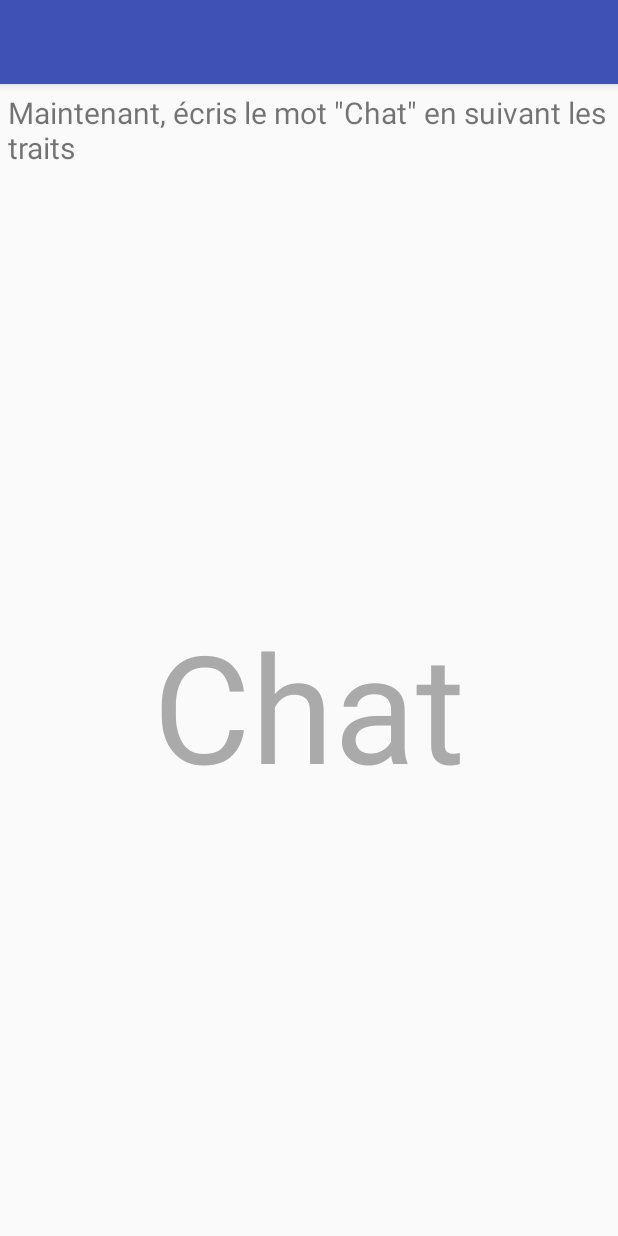
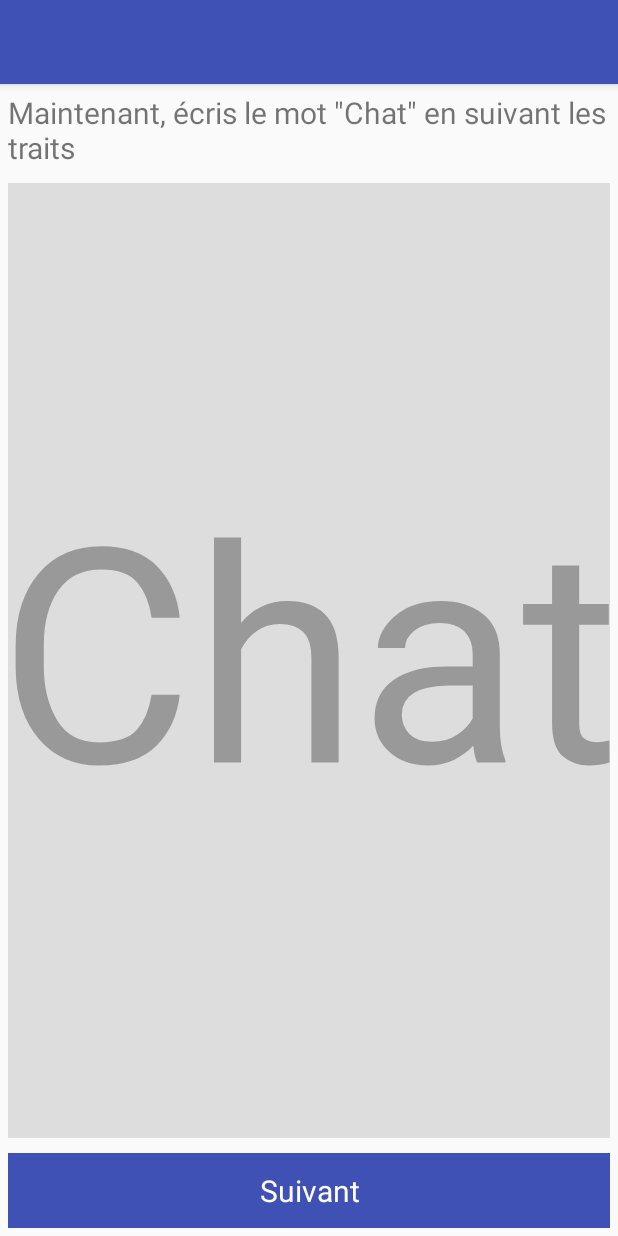
Before and after one commit to felixSabatie/LearnToDraw, an Android app: the screen it shows after launch (DrawText), after a tap on "SUIVANT", on a phone screen of 412 x 824 dp. Run offline under Robolectric (Android 15) with nearby library versions, the phone set to English and light mode, and no system bars; 1 other tap on this screen came first.

Commit message:
Drawing working

```diff
--- a/app/src/main/java/com/sabatie/felix/learntodraw/DrawText.kt
+++ b/app/src/main/java/com/sabatie/felix/learntodraw/DrawText.kt
@@ -5,9 +5,14 @@ import android.support.v7.app.AppCompatActivity
 
 class DrawText : AppCompatActivity() {
 
+    private lateinit var paintView: PaintView
+
     override fun onCreate(savedInstanceState: Bundle?) {
         super.onCreate(savedInstanceState)
         setContentView(R.layout.activity_draw_text)
+
+        paintView = findViewById(R.id.paintView)
+        paintView.stringToDisplay = intent.getStringExtra("stringToDraw")
     }
 
 }
--- a/app/src/main/java/com/sabatie/felix/learntodraw/MainActivity.kt
+++ b/app/src/main/java/com/sabatie/felix/learntodraw/MainActivity.kt
@@ -2,16 +2,14 @@ package com.sabatie.felix.learntodraw
 
 import android.content.Intent
 import android.graphics.Color
+import android.os.Bundle
 import android.support.v7.app.AppCompatActivity
-import android.os.Bundle
-import android.util.DisplayMetrics
 import android.view.View
 import android.widget.Button
 import android.widget.TextView
 
 class MainActivity : AppCompatActivity() {
     // send to bob.menelas@gmail.com
-    private lateinit var paintView: PaintView
     private lateinit var responseText: TextView
     private lateinit var nextButton: Button
 
@@ -21,11 +19,6 @@ class MainActivity : AppCompatActivity() {
         responseText = findViewById(R.id.Response)
         nextButton = findViewById(R.id.nextButton)
         nextButton.visibility = View.INVISIBLE
-
-//        paintView = findViewById(R.id.PaintView)
-//        val metrics = DisplayMetrics()
-//        windowManager.defaultDisplay.getMetrics(metrics)
-//        paintView.init(metrics)
     }
 
     fun displayFalse(view: View) {
@@ -46,6 +39,7 @@ class MainActivity : AppCompatActivity() {
 
     fun navigate(view: View) {
         val writeView = Intent(view.context, DrawText::class.java)
+        writeView.putExtra("stringToDraw", "Chat")
         startActivity(writeView)
     }
 }
--- a/app/src/main/java/com/sabatie/felix/learntodraw/PaintView.kt
+++ b/app/src/main/java/com/sabatie/felix/learntodraw/PaintView.kt
@@ -2,28 +2,39 @@ package com.sabatie.felix.learntodraw
 
 import android.content.Context
 import android.graphics.*
-import android.util.DisplayMetrics
+import android.support.v4.content.res.ResourcesCompat
+import android.util.AttributeSet
 import android.view.MotionEvent
 import android.view.View
 
-class PaintView(context: Context): View(context) {
+
+class PaintView(context: Context, attrs: AttributeSet) : View(context, attrs) {
 
     private val TOUCH_TOLERANCE = 4F
 
     private var paint = Paint()
-    val emboss = EmbossMaskFilter(floatArrayOf(1F, 1F, 1F), 0.4F, 6F, 3.5F)
-    val blur = BlurMaskFilter(8F, BlurMaskFilter.Blur.NORMAL)
-    var path = Path()
-    var currentX = 0F
-    var currentY = 0F
+    private var path = Path()
+    private var currentX = 0F
+    private var currentY = 0F
+    lateinit var stringToDisplay: String
+    private lateinit var textPaint: Paint
 
-    private lateinit var viewCanvas: Canvas
-    private lateinit var bitmap: Bitmap
-    private val bitmapPaint = Paint(Paint.DITHER_FLAG)
+    private lateinit var extraCanvas: Canvas
+    private lateinit var extraBitmap: Bitmap
+
+    // Colors
+    private val bitmapBackgroundColor = ResourcesCompat.getColor(resources, R.color.bitmapBackgroundColor, null)
+    private val drawingColor = ResourcesCompat.getColor(resources, R.color.drawingColor, null)
+    private val textToDrawColor = ResourcesCompat.getColor(resources, R.color.textToDrawColor, null)
 
     init {
+        initPaint()
+        initTextPaint()
+    }
+
+    private fun initPaint() {
         paint.style = Paint.Style.STROKE
-        paint.setARGB(255, 0, 255, 0)
+        paint.color = drawingColor
         paint.strokeWidth = 6F
         paint.strokeJoin = Paint.Join.ROUND
         paint.strokeCap = Paint.Cap.ROUND
@@ -31,39 +42,55 @@ class PaintView(context: Context): View(context) {
         paint.isDither = true
     }
 
-    fun init(metrics: DisplayMetrics) {
-        bitmap = Bitmap.createBitmap(metrics.widthPixels, metrics.heightPixels, Bitmap.Config.ARGB_8888)
-        viewCanvas = Canvas()
+    private fun initTextPaint() {
+        textPaint = Paint()
+        textPaint.color = textToDrawColor
+        textPaint.textAlign = Paint.Align.CENTER
+        textPaint.textSize = 300F
+    }
+
+    override fun onSizeChanged(w: Int, h: Int, oldw: Int, oldh: Int) {
+        super.onSizeChanged(w, h, oldw, oldh)
+
+        extraBitmap = Bitmap.createBitmap(w, h, Bitmap.Config.ARGB_8888)
+        extraCanvas = Canvas(extraBitmap)
+        extraCanvas.drawColor(bitmapBackgroundColor)
+
+        val centeredX = extraCanvas.width.toFloat() / 2
+        val centeredY = (extraCanvas.height / 2 - (textPaint.descent() + textPaint.ascent()) / 2)
+        extraCanvas.drawText(stringToDisplay, centeredX, centeredY, textPaint)
+    }
+
+    fun resetDrawing() {
     }
 
     override fun onTouchEvent(event: MotionEvent): Boolean {
-        when(event.action) {
+        when (event.action) {
             MotionEvent.ACTION_DOWN -> touchStart(event.x, event.y)
             MotionEvent.ACTION_MOVE -> touchMove(event.x, event.y)
-            MotionEvent.ACTION_UP -> touchUp(event.x, event.y)
+            MotionEvent.ACTION_UP -> touchUp()
         }
         invalidate()
         return true
     }
 
-    private fun touchUp(x: Float, y: Float) {
-        path.lineTo(x, y)
-        viewCanvas.drawPath(path, paint)
+    private fun touchUp() {
         path.reset()
     }
 
     private fun touchMove(x: Float, y: Float) {
         val dx = Math.abs(x - currentX)
         val dy = Math.abs(y - currentY)
-        if(dx > TOUCH_TOLERANCE || dy > TOUCH_TOLERANCE) {
-            path.moveTo(x, y)
+        if (dx > TOUCH_TOLERANCE || dy > TOUCH_TOLERANCE) {
+            path.quadTo(currentX, currentY, (x + currentX) / 2, (y + currentY) / 2)
             currentX = x
             currentY = y
+
+            extraCanvas.drawPath(path, paint)
         }
     }
 
     private fun touchStart(x: Float, y: Float) {
-        path.reset()
         path.moveTo(x, y)
         currentX = x
         currentY = y
@@ -71,7 +98,6 @@ class PaintView(context: Context): View(context) {
 
     override fun onDraw(canvas: Canvas) {
         canvas.drawColor(0xFFAAAAAA.toInt())
-        canvas.drawBitmap(bitmap, 0F, 0F, bitmapPaint)
-        canvas.drawPath(path, paint)
+        canvas.drawBitmap(extraBitmap, 0F, 0F, null)
     }
 }
--- a/app/src/main/res/layout/content_draw_text.xml
+++ b/app/src/main/res/layout/content_draw_text.xml
@@ -22,7 +22,7 @@
                 android:paddingBottom="10dp"
         />
 
-        <TextView
+        <!--<TextView
                 android:layout_height="0dp"
                 android:layout_width="fill_parent"
                 android:layout_weight="1"
@@ -30,9 +30,27 @@
                 android:textColor="#AAA"
                 android:textSize="100sp"
                 android:gravity="center"
-        />
+        />-->
 
+        <LinearLayout
+          android:layout_width="fill_parent"
+          android:layout_height="0dp"
+          android:layout_weight="1"
+          android:paddingBottom="10dp" >
+            <com.sabatie.felix.learntodraw.PaintView
+              android:id="@+id/paintView"
+              android:layout_width="fill_parent"
+              android:layout_height="fill_parent" />
+        </LinearLayout>
 
+        <TextView
+          android:layout_height="50dp"
+          android:layout_width="fill_parent"
+          android:text="Suivant"
+          android:textColor="#FFF"
+          android:textSize="20sp"
+          android:gravity="center"
+          android:background="@color/colorPrimary"/>
 
     </LinearLayout>
 </android.support.constraint.ConstraintLayout>
--- a/app/src/main/res/values/colors.xml
+++ b/app/src/main/res/values/colors.xml
@@ -3,4 +3,7 @@
     <color name="colorPrimary">#3F51B5</color>
     <color name="colorPrimaryDark">#303F9F</color>
     <color name="colorAccent">#FF4081</color>
+    <color name="bitmapBackgroundColor">#DDD</color>
+    <color name="drawingColor">#FF4081</color>
+    <color name="textToDrawColor">#999</color>
 </resources>
```
